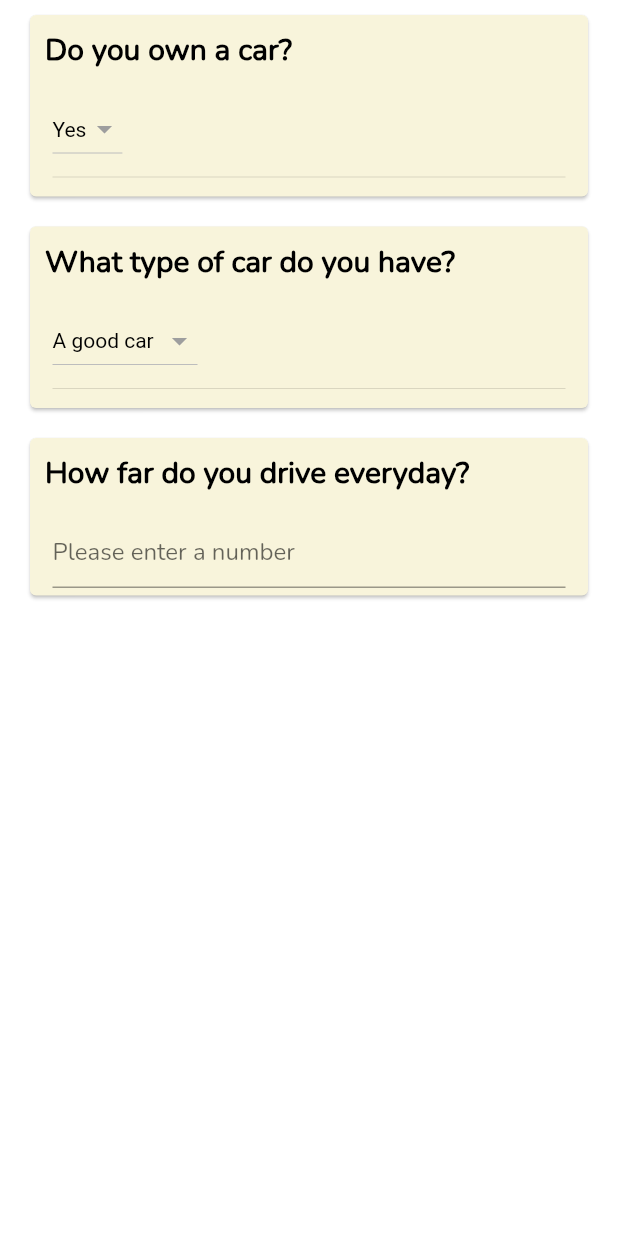
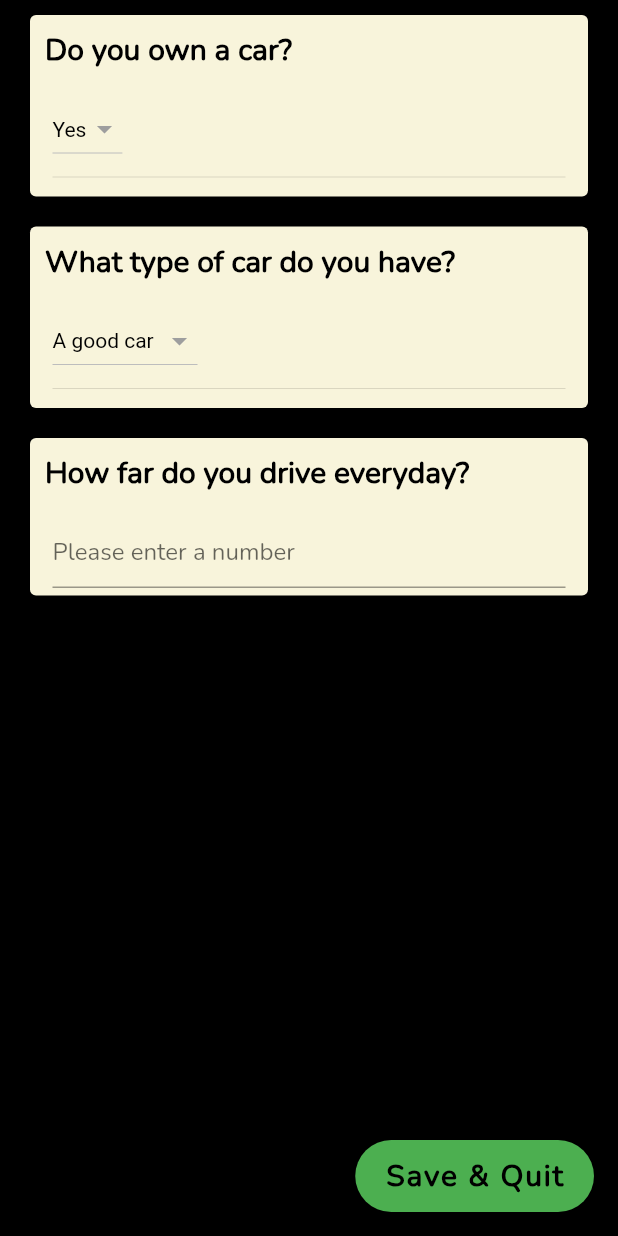
Before and after one commit to csc301-fall-2021/team-project-9-greenpeeps, a Flutter app: the screen it shows after launch, after a tap on an icon or button, on a phone screen of 412 x 824 dp. Run offline on Flutter 3.47's test engine with Material 2 defaults, Android fonts, the phone set to English and light mode, and no system bars; our stand-ins replace firebase_core, pie_chart, tuple; missing offline and left inert: firebase_core_web; accounts and stored records are empty.

Commit message:
initial questionnaire is scrollable and can adapt to the keyboard opening now

```diff
--- a/green_peeps_app/lib/initial_questionnaire.dart
+++ b/green_peeps_app/lib/initial_questionnaire.dart
@@ -2,6 +2,7 @@ import 'package:flutter/material.dart';
 import 'package:tuple/tuple.dart';
 import 'new_user_questionnaire/question.dart';
 import 'new_user_questionnaire/response.dart';
+import 'new_user_questionnaire/user_responses.dart';
 import 'new_user_questionnaire/questionnaire_card.dart';
 
 
@@ -15,6 +16,7 @@ class InitialQuestionnaire extends StatefulWidget {
 class _InitialQuestionnaireState extends State<InitialQuestionnaire> {
   @override
   String userID = "u1";
+  late UserResponses userResponses;
 
   static Tuple2<double, List<String>> q1AnswerYes = Tuple2(1, ["q2"]);
   static Tuple2<double, List<String>> q1AnswerNo = Tuple2(1, []);
@@ -34,17 +36,69 @@ class _InitialQuestionnaireState extends State<InitialQuestionnaire> {
         fieldType: 0, type: 1, tags: ["Travel"],
         answers: {"default": q3AnswerDefault}),
   ];
+  List<Response> responses = [];
+
+  void _createResponses(){
+    if(responses.isEmpty){
+      userResponses = UserResponses(userID: userID);
+      for (var question in questions) {
+        responses.add(Response(userID: userID,
+            qID: question.getId()));
+      }
+    }
+  }
+
+
+  void _saveResponses(){
+    DateTime now = DateTime.now();
+    print("Time to save!");
+    for (var response in responses) {
+      print('${response.qID}: ${[response.answer, response.timeStamp]}');
+      if(response.answer != ""){
+        response.timeStamp = now;
+        // TODO: save response in database
+        //  but for now we will save it in userResponses
+          userResponses.addAnswer(response);
+          print('saved ${response.qID}: ${[response.answer, response.timeStamp]}');
+      }
+    };
+  }
 
 
   Widget build(BuildContext context) {
-    return ListView(
-        children: <Widget>[
-          Column(
-            children: questions.map((question) =>
-                QuestionnaireCard(question: question,
-                response: Response(userID: userID, qID: question.getId()))).toList(),
-          )
-        ]
+    _createResponses();
+    int i = 0;
+    return Scaffold(
+      backgroundColor: Colors.black, // TODO gradient??
+      floatingActionButton: FloatingActionButton.extended(
+          onPressed: () {
+            _saveResponses();
+            Navigator.popAndPushNamed(context, '/nav');
+          },
+          label: const Text("Save & Quit",
+            style:  TextStyle(
+              color: Colors.black,
+              fontSize: 20,
+              fontFamily: "Nunito",
+              fontWeight: FontWeight.w700,
+            ),
+          ),
+          backgroundColor: Colors.green,
+      ),
+      body: SafeArea(
+        child: SingleChildScrollView(
+            child: Column(
+                children: <Widget>[
+                  for(int i = 0 ; i < questions.length ; i++)
+                      QuestionnaireCard(question: questions[i],
+                       response: responses[i])
+                  ]
+                // questions.map((question) =>
+                //     QuestionnaireCard(question: question,
+                //     response: responses[])).toList(),
+              )
+        ),
+      ),
     );
   }
 }
--- a/green_peeps_app/lib/new_user_questionnaire/build_question_card.dart
+++ b/green_peeps_app/lib/new_user_questionnaire/build_question_card.dart
@@ -21,6 +21,7 @@ class BuildQuestionForm extends StatefulWidget {
 class _BuildQuestionFormState extends State<BuildQuestionForm> {
   @override
   // static String dropDownValue = widget.question.getAnswers()[0];
+  // TODO make radio button question type
 
   Widget _makeMCButton(BuildContext context, String categoryName) {
     return TextButton(
@@ -54,7 +55,7 @@ class _BuildQuestionFormState extends State<BuildQuestionForm> {
 
   // Build a form widget for questions with answers selected from dropdown box
 
-  Widget _buildDropDown(BuildContext context) {
+  Widget _buildDropDown(BuildContext context, setState) {
     // String dropDownValue = widget.question.getAnswers()[0];
     return SizedBox(
       width: double.infinity,
@@ -145,9 +146,9 @@ class _BuildQuestionFormState extends State<BuildQuestionForm> {
     if (widget.question.fieldType == 0) { // Numerical
       return _buildNumberTextField(context);
     } else if (widget.question.fieldType == 1) { // Multiple choice [ACTUALLY REPLACE W DROPDOWN]
-      return _buildDropDown(context);
+      return _buildDropDown(context, setState);
     } else if (widget.question.fieldType == 2) { // Dropdown
-      return _buildDropDown(context);
+      return _buildDropDown(context, setState);
     } else {
       return const SizedBox();
     }
--- a/green_peeps_app/lib/new_user_questionnaire/questionnaire_card.dart
+++ b/green_peeps_app/lib/new_user_questionnaire/questionnaire_card.dart
@@ -41,7 +41,7 @@ class _QuestionnaireCardState extends State<QuestionnaireCard> {
                     padding: EdgeInsets.symmetric(vertical: 5, horizontal: 15),
                     child: BuildQuestionForm(question: widget.question,
                       answer: widget.response.answer,
-                    )
+                    ),
                 ),
           ]
         ),
--- a/green_peeps_app/lib/new_user_questionnaire/user_responses.dart
+++ b/green_peeps_app/lib/new_user_questionnaire/user_responses.dart
@@ -3,12 +3,12 @@ import 'package:flutter/material.dart';
 import 'package:green_peeps_app/new_user_questionnaire/response.dart';
 
 class UserResponses{
-  String id;
+  String userID;
   Map<String, List<Tuple2<String, DateTime>>> responses = {};
   // {questionID: [(answer, timeStamp)]}
   // numerical answers are converted to Strings!!!
 
-  UserResponses({required this.id});
+  UserResponses({required this.userID});
 
 
   // TODO add get average and potential average to the responses map
```
